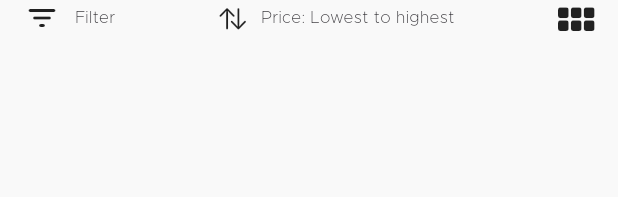
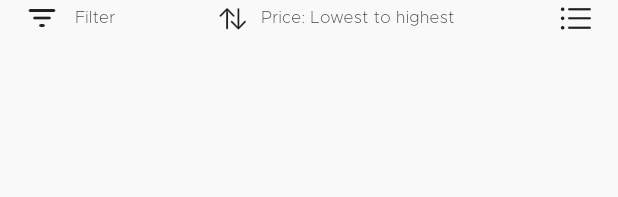
Before and after one commit to tapoban123/e-commerce-app, a Flutter app: the ItemsViewOptions widget shown alone on an empty page, opened directly, on a phone screen of 412 x 824 dp. Shown: the top 197 px of the screen. Run offline on Flutter 3.47's test engine with Material 3 defaults, Android fonts, the phone set to English and light mode, and no system bars; our stand-ins replace flutter_svg.

Commit message:
Continued working with the shop screen

```diff
--- /dev/null
+++ b/lib/features/shop/provider/item_layout_notifier.dart
@@ -0,0 +1,12 @@
+import 'package:flutter/cupertino.dart';
+
+class ItemLayoutNotifier extends ChangeNotifier {
+  bool _gridView = false;
+
+  bool get gridView => _gridView;
+
+  void changeLayout() {
+    _gridView = !_gridView;
+    notifyListeners();
+  }
+}
--- a/lib/features/shop/widgets/items_view_options.dart
+++ b/lib/features/shop/widgets/items_view_options.dart
@@ -1,17 +1,19 @@
+import 'package:e_commerce_app/features/shop/provider/item_layout_notifier.dart';
 import 'package:flutter/cupertino.dart';
 import 'package:flutter/material.dart';
+import 'package:provider/provider.dart';
 
 class ItemsViewOptions extends StatelessWidget {
   const ItemsViewOptions({super.key});
 
   @override
   Widget build(BuildContext context) {
-    return const Padding(
-      padding: EdgeInsets.symmetric(horizontal: 16.0),
+    return Padding(
+      padding: const EdgeInsets.symmetric(horizontal: 16.0),
       child: Row(
         mainAxisAlignment: MainAxisAlignment.spaceBetween,
         children: [
-          Row(
+          const Row(
             children: [
               Icon(Icons.filter_list_rounded),
               SizedBox(
@@ -25,7 +27,7 @@ class ItemsViewOptions extends StatelessWidget {
               ),
             ],
           ),
-          Row(
+          const Row(
             children: [
               Icon(
                 CupertinoIcons.arrow_up_arrow_down,
@@ -42,10 +44,15 @@ class ItemsViewOptions extends StatelessWidget {
               ),
             ],
           ),
-          Row(
-            children: [
-              Icon(CupertinoIcons.square_grid_3x2_fill),
-            ],
+          Consumer<ItemLayoutNotifier>(
+            builder: (context, itemLayoutProvider, child) => GestureDetector(
+              onTap: () {
+                itemLayoutProvider.changeLayout();
+              },
+              child: itemLayoutProvider.gridView
+                  ? const Icon(CupertinoIcons.square_grid_3x2_fill)
+                  : const Icon(CupertinoIcons.list_bullet),
+            ),
           ),
         ],
       ),
--- a/lib/main.dart
+++ b/lib/main.dart
@@ -2,6 +2,7 @@ import "package:e_commerce_app/features/home_navigation/navigation_controller.da
 import "package:e_commerce_app/features/home_navigation/providers/home_notifier.dart";
 import "package:e_commerce_app/features/home_navigation/providers/navigation_notifier.dart";
 import "package:e_commerce_app/features/shop/provider/category_item_data_notifier.dart";
+import "package:e_commerce_app/features/shop/provider/item_layout_notifier.dart";
 import "package:e_commerce_app/features/shop/provider/sales_tab_provider.dart";
 import "package:e_commerce_app/features/shop/provider/shop_page_notifier.dart";
 import "package:e_commerce_app/theme/custom_colors.dart";
@@ -43,6 +44,9 @@ class MyApp extends StatelessWidget {
         ChangeNotifierProvider(
           create: (context) => CategoryItemDataNotifier(),
         ),
+        ChangeNotifierProvider(
+          create: (context) => ItemLayoutNotifier(),
+        ),
       ],
       builder: (context, child) => MaterialApp(
         title: "E-Commerce App",
--- a/lib/utils/common/item_cards/list_item_card.dart
+++ b/lib/utils/common/item_cards/list_item_card.dart
@@ -98,6 +98,8 @@ class ListItemCard extends StatelessWidget {
               child: Material(
                 elevation: 2.5,
                 borderRadius: BorderRadius.circular(50),
+                child: GestureDetector(
+                  onTap: () {},
                   child: Container(
                     width: 50,
                     height: 50,
@@ -117,6 +119,7 @@ class ListItemCard extends StatelessWidget {
                           ),
                   ),
                 ),
+              ),
             )
           ],
         ),
```
Also changed, not shown: lib/features/shop/layout/grid_layout.dart (added, +40 -0 lines), lib/features/shop/layout/list_layout.dart (added, +29 -0 lines), lib/features/shop/pages/shop_page_items.dart (+10 -12 lines). Lines whose indentation alone changed are shown as unchanged.
